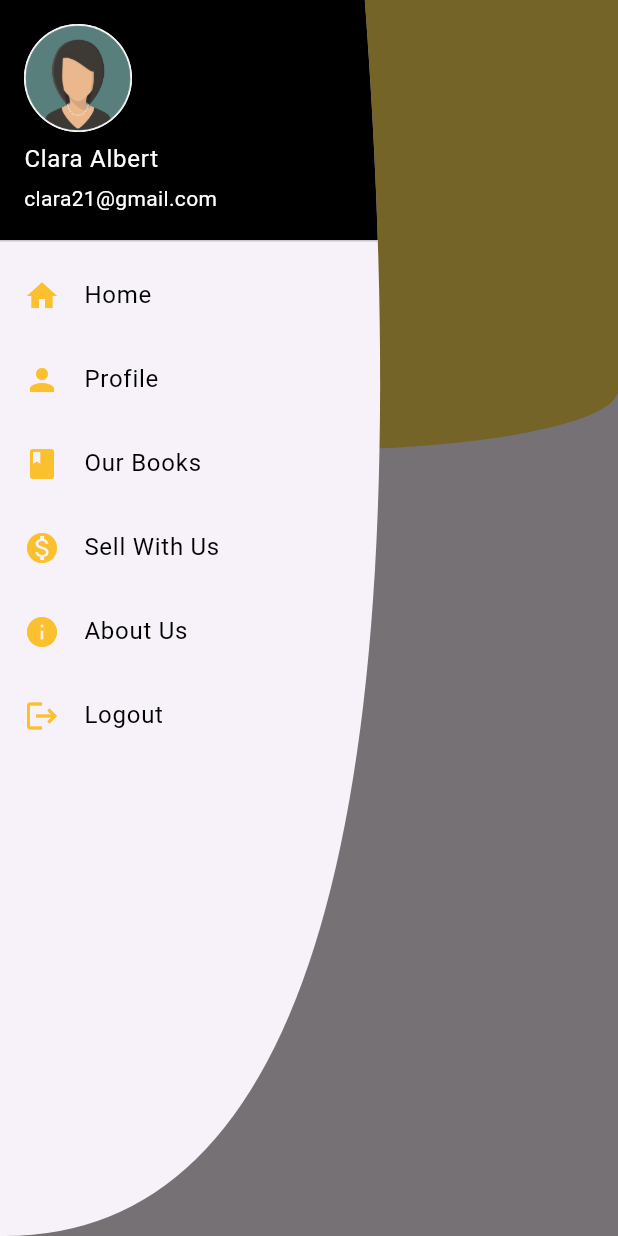
After one commit to shamylkashif/E-commerce_InternIntelligence, a Flutter app: the HomePage screen opened directly, with the side drawer open, on a phone screen of 412 x 824 dp. The commit adds this screen. Run offline on Flutter 3.47's test engine with Material 3 defaults, Android fonts, the phone set to English and light mode, and no system bars; our stand-ins replace get.

Commit message:
commit and push

```diff
--- /dev/null
+++ b/lib/screens/home-pg.dart
@@ -0,0 +1,139 @@
+import 'package:bookstore/screens/my-profile.dart';
+import 'package:bookstore/screens/sell.dart';
+import 'package:flutter/material.dart';
+
+import '../commons/colors.dart';
+import 'about-us.dart';
+import 'logout.dart';
+import 'our-books.dart';
+
+class HomePage extends StatefulWidget {
+  const HomePage({super.key});
+
+  @override
+  State<HomePage> createState() => _HomePageState();
+}
+
+class _HomePageState extends State<HomePage> {
+  int _selectedIndex = 0;
+  void _onItemTapped(int index) {
+    setState(() {
+      _selectedIndex = index;
+    });
+
+    switch (index) {
+      case 0:
+        Navigator.push(context, MaterialPageRoute(builder: (context)=> HomePage() ));
+        break;
+      case 1:
+        Navigator.push(context, MaterialPageRoute(builder: (context)=> MyProfile()));
+
+        break;
+      case 2:
+        Navigator.push(context, MaterialPageRoute(builder: (context)=> OurBooks() ));
+
+        break;
+      case 3:
+        Navigator.push(context, MaterialPageRoute(builder: (context)=> SellWithUS() ));
+
+        break;
+      case 4:
+        Navigator.push(context, MaterialPageRoute(builder: (context)=> AboutUs() ));
+
+        break;
+      case 5:
+        Navigator.push(context, MaterialPageRoute(builder: (context)=> LogOut() ));
+
+        break;
+
+    }
+  }
+  @override
+  Widget build(BuildContext context) {
+    return Scaffold(
+      body: Column(
+        children: [
+          Container(
+            height: 300,
+            width: double.infinity,
+            decoration: BoxDecoration(
+              color: yellow,
+              borderRadius: BorderRadius.vertical(
+                bottom: Radius.elliptical(MediaQuery.of(context).size.width,80.0),
+              ),
+            ),
+          ),
+        ],
+      ),
+      drawer: ClipPath(
+        clipper: DrawerClipper(),
+        child: Drawer(
+          child: Container(
+            child: ListView(
+              padding: EdgeInsets.zero,
+              children: <Widget>[
+                UserAccountsDrawerHeader(
+                  decoration: BoxDecoration(
+                    color: Colors.black,
+                  ),
+                  accountName: Text('Clara Albert', style: TextStyle(color: Colors.white)),
+                  accountEmail: Text('clara21@gmail.com', style: TextStyle(color: Colors.white)),
+                  currentAccountPicture: CircleAvatar(
+                    backgroundImage: AssetImage('assets/pp.png'), // Replace with your profile image asset
+                  ),
+                ),
+                _buildDrawerItem(Icons.home, "Home", 0),
+                _buildDrawerItem(Icons.person, "Profile", 1),
+                _buildDrawerItem(Icons.book, "Our Books", 2),
+                _buildDrawerItem(Icons.monetization_on, "Sell With Us", 3),
+                _buildDrawerItem(Icons.info, "About Us", 4),
+                _buildDrawerItem(Icons.logout, "Logout", 5),
+              ],
+            ),
+          ),
+        ),
+      ),
+    );
+  }
+  ListTile _buildDrawerItem(IconData icon, String title, int index) {
+    return ListTile(
+      leading: Icon(icon,
+          color: _selectedIndex == index ? Colors.yellow[700] : Colors.yellow[700]),
+      title: Text(
+        title,
+        style: TextStyle(
+            color: _selectedIndex == index ? Colors.black : Colors.black),
+      ),
+      //tileColor: _selectedIndex == index ? Colors.yellow : Colors.transparent,
+      onTap: () {
+        Navigator.pop(context);
+        _onItemTapped(index);
+      },
+    );
+  }
+}
+
+class DrawerClipper extends CustomClipper<Path>{
+  @override
+  Path getClip(Size size) {
+    Path path = Path();
+    path.lineTo(0, 0);
+    path.lineTo(size.width * 0.8,0);
+    path.quadraticBezierTo(
+      size.width ,
+      size.height ,
+      size.width*0.01,
+      size.height* 1,
+    );
+
+    path.lineTo(0, size.height);
+    path.close();
+    return path;
+  }
+
+  @override
+  bool shouldReclip(CustomClipper<Path> oldClipper) {
+    return false;
+  }
+
+}
--- /dev/null
+++ b/lib/screens/logout.dart
@@ -0,0 +1,15 @@
+import 'package:flutter/material.dart';
+
+class LogOut extends StatefulWidget {
+  const LogOut({super.key});
+
+  @override
+  State<LogOut> createState() => _LogOutState();
+}
+
+class _LogOutState extends State<LogOut> {
+  @override
+  Widget build(BuildContext context) {
+    return const Placeholder();
+  }
+}
--- a/lib/screens/splesh-screen.dart
+++ b/lib/screens/splesh-screen.dart
@@ -18,7 +18,7 @@ class _SpleshScreenState extends State<SpleshScreen> {
     moveToNextScreen(context: context);
   }
   Future<void> moveToNextScreen({required BuildContext context}) async {
-    await Future.delayed(const Duration(seconds: 1));
+    await Future.delayed(const Duration(seconds: 5));
     Navigator.push(
       context,
       MaterialPageRoute(builder: (context) => const LoginScreen()),
```
Also changed, not shown: lib/forgotpassword.dart (added, +66 -0 lines), lib/reset.dart (added, +15 -0 lines), lib/screens/about-us.dart (added, +15 -0 lines), lib/screens/home-screen.dart (deleted, +0 -227 lines), lib/screens/login-screen.dart (+17 -6 lines), lib/screens/my-profile.dart (added, +15 -0 lines), lib/screens/our-books.dart (added, +15 -0 lines), lib/screens/sell.dart (added, +15 -0 lines), assets/pp.png (added), pubspec.lock, 1 other file.
